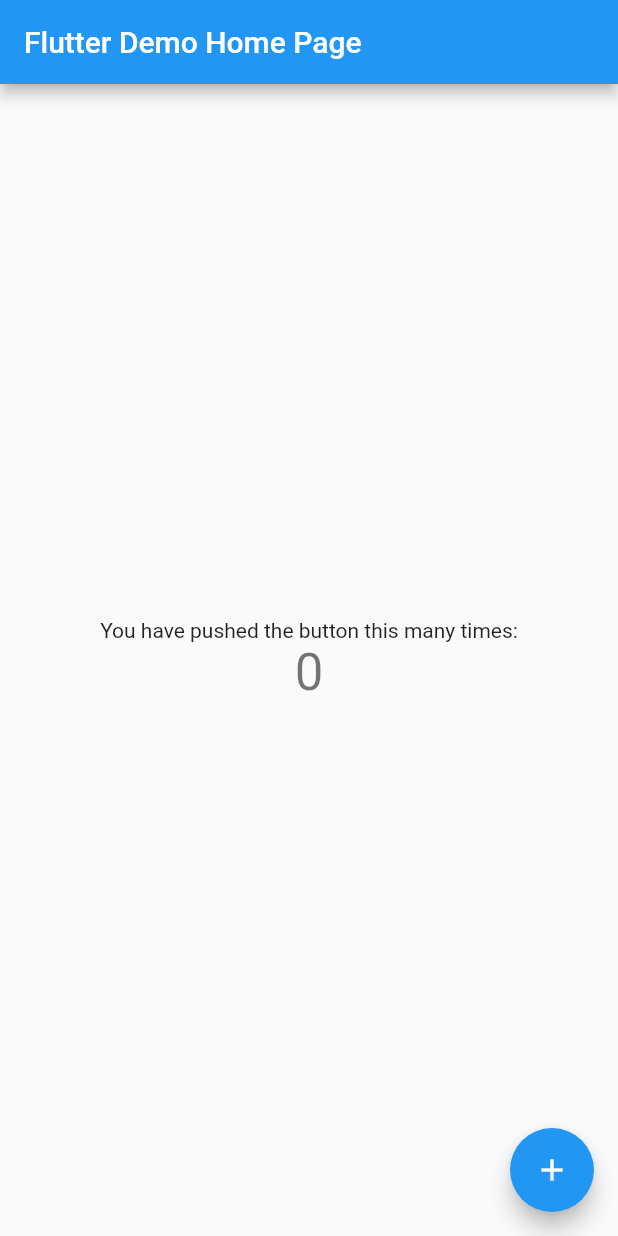
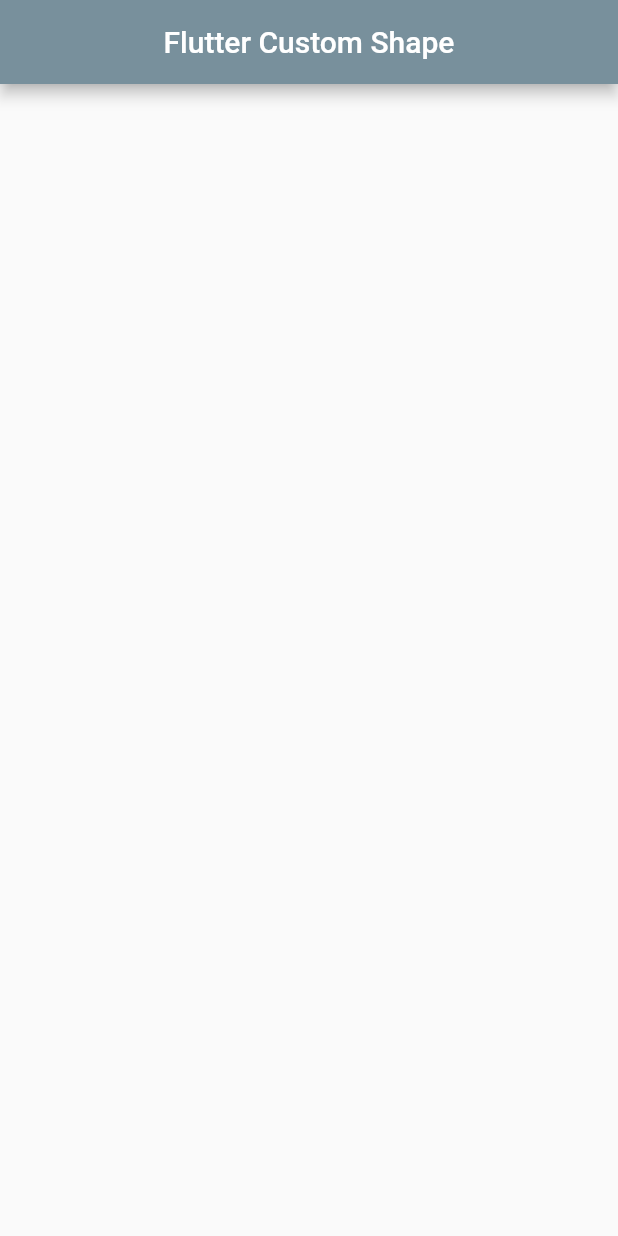
Before and after one commit to Williano/Flutter-Practice, a Flutter app: the screen it shows after launch, on a phone screen of 412 x 824 dp. Run offline on Flutter 3.47's test engine with Material 2 defaults, Android fonts, the phone set to English and light mode, and no system bars; our stand-ins replace bloc, equatable, flutter_bloc; missing offline and left inert: lipsum.

Commit message:
Add custom painter class

```diff
--- /dev/null
+++ b/custom_shapes/lib/custom_shape_screen.dart
@@ -0,0 +1,28 @@
+import 'package:flutter/material.dart';
+
+class CustomShaperScreen extends StatelessWidget {
+  @override
+  Widget build(BuildContext context) {
+    return Scaffold(
+      appBar: AppBar(
+        title: Text("Flutter Custom Shape"),
+        backgroundColor: Colors.blueGrey[400],
+        centerTitle: true,
+      ),
+      body: CustomPaint(),
+    );
+  }
+}
+
+class CustomCurve extends CustomPainter {
+  @override
+  void paint(Canvas canvas, Size size) {
+    // TODO: implement paint
+  }
+
+  @override
+  bool shouldRepaint(CustomPainter oldDelegate) {
+    // TODO: implement shouldRepaint
+    throw true;
+  }
+}
--- a/custom_shapes/lib/main.dart
+++ b/custom_shapes/lib/main.dart
@@ -1,3 +1,4 @@
+import 'package:custom_shapes/custom_shape_screen.dart';
 import 'package:flutter/material.dart';
 
 void main() {
@@ -27,92 +28,7 @@ class MyApp extends StatelessWidget {
         // closer together (more dense) than on mobile platforms.
         visualDensity: VisualDensity.adaptivePlatformDensity,
       ),
-      home: MyHomePage(title: 'Flutter Demo Home Page'),
+      home: CustomShaperScreen(),
     );
   }
 }
-
-class MyHomePage extends StatefulWidget {
-  MyHomePage({Key key, this.title}) : super(key: key);
-
-  // This widget is the home page of your application. It is stateful, meaning
-  // that it has a State object (defined below) that contains fields that affect
-  // how it looks.
-
-  // This class is the configuration for the state. It holds the values (in this
-  // case the title) provided by the parent (in this case the App widget) and
-  // used by the build method of the State. Fields in a Widget subclass are
-  // always marked "final".
-
-  final String title;
-
-  @override
-  _MyHomePageState createState() => _MyHomePageState();
-}
-
-class _MyHomePageState extends State<MyHomePage> {
-  int _counter = 0;
-
-  void _incrementCounter() {
-    setState(() {
-      // This call to setState tells the Flutter framework that something has
-      // changed in this State, which causes it to rerun the build method below
-      // so that the display can reflect the updated values. If we changed
-      // _counter without calling setState(), then the build method would not be
-      // called again, and so nothing would appear to happen.
-      _counter++;
-    });
-  }
-
-  @override
-  Widget build(BuildContext context) {
-    // This method is rerun every time setState is called, for instance as done
-    // by the _incrementCounter method above.
-    //
-    // The Flutter framework has been optimized to make rerunning build methods
-    // fast, so that you can just rebuild anything that needs updating rather
-    // than having to individually change instances of widgets.
-    return Scaffold(
-      appBar: AppBar(
-        // Here we take the value from the MyHomePage object that was created by
-        // the App.build method, and use it to set our appbar title.
-        title: Text(widget.title),
-      ),
-      body: Center(
-        // Center is a layout widget. It takes a single child and positions it
-        // in the middle of the parent.
-        child: Column(
-          // Column is also a layout widget. It takes a list of children and
-          // arranges them vertically. By default, it sizes itself to fit its
-          // children horizontally, and tries to be as tall as its parent.
-          //
-          // Invoke "debug painting" (press "p" in the console, choose the
-          // "Toggle Debug Paint" action from the Flutter Inspector in Android
-          // Studio, or the "Toggle Debug Paint" command in Visual Studio Code)
-          // to see the wireframe for each widget.
-          //
-          // Column has various properties to control how it sizes itself and
-          // how it positions its children. Here we use mainAxisAlignment to
-          // center the children vertically; the main axis here is the vertical
-          // axis because Columns are vertical (the cross axis would be
-          // horizontal).
-          mainAxisAlignment: MainAxisAlignment.center,
-          children: <Widget>[
-            Text(
-              'You have pushed the button this many times:',
-            ),
-            Text(
-              '$_counter',
-              style: Theme.of(context).textTheme.headline4,
-            ),
-          ],
-        ),
-      ),
-      floatingActionButton: FloatingActionButton(
-        onPressed: _incrementCounter,
-        tooltip: 'Increment',
-        child: Icon(Icons.add),
-      ), // This trailing comma makes auto-formatting nicer for build methods.
-    );
-  }
-}
```
